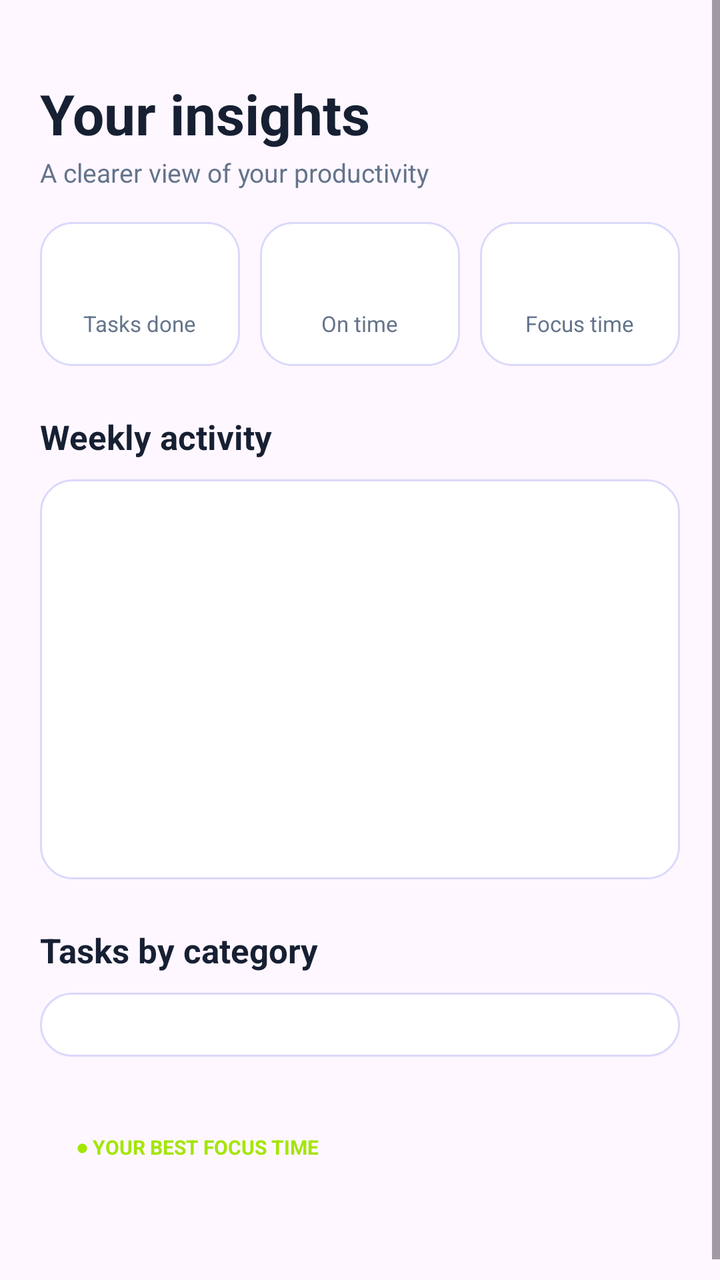
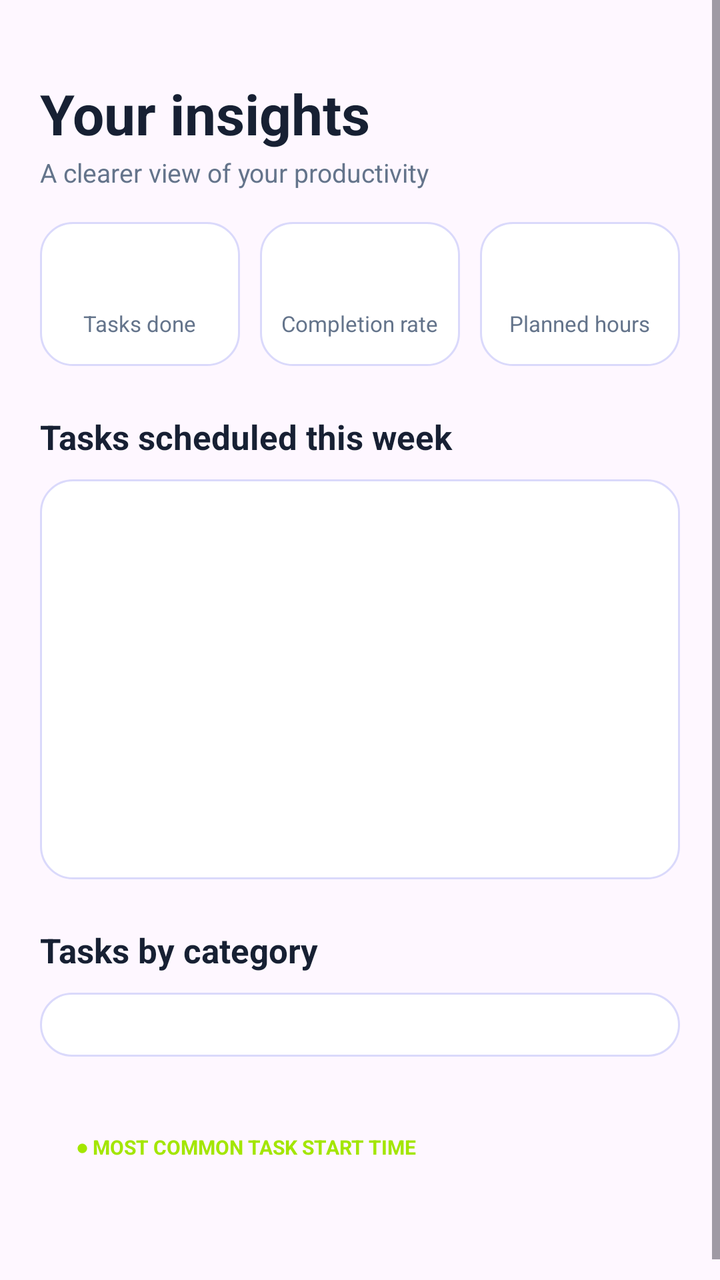

Screens rendered from an Android XML layout before and after an edit, with the pre-edit source and the edit as a unified diff.
<!-- AndroidManifest.xml: application theme AppTheme -->
<!-- res/layout/activity_insights.xml -->
<?xml version="1.0" encoding="utf-8"?>
<LinearLayout xmlns:android="http://schemas.android.com/apk/res/android"
    android:layout_width="match_parent"
    android:layout_height="match_parent"

    android:orientation="vertical">

    <ScrollView
        android:layout_width="match_parent"
        android:layout_height="0dp"
        android:layout_weight="1"
        android:fillViewport="true">

        <LinearLayout
            android:layout_width="match_parent"
            android:layout_height="wrap_content"
            android:orientation="vertical"
            android:paddingStart="20dp"
            android:paddingTop="16dp"
            android:paddingEnd="20dp"
            android:paddingBottom="20dp">

            
            <TextView
                android:layout_width="wrap_content"
                android:layout_height="wrap_content"
                android:layout_marginTop="22dp"
                android:text="Your insights"
                android:textColor="#172033"
                android:textSize="28sp"
                android:textStyle="bold" />

            <TextView
                android:layout_width="wrap_content"
                android:layout_height="wrap_content"
                android:layout_marginTop="2dp"
                android:text="A clearer view of your productivity"
                android:textColor="#64748B"
                android:textSize="13sp" />

            
            <LinearLayout
                android:layout_width="match_parent"
                android:layout_height="wrap_content"
                android:layout_marginTop="16dp"
                android:orientation="horizontal">

                <LinearLayout
                    android:layout_width="0dp"
                    android:layout_height="wrap_content"
                    android:layout_marginEnd="5dp"
                    android:layout_weight="1"
                    android:background="@drawable/bg_card"
                    android:gravity="center"
                    android:orientation="vertical"
                    android:paddingTop="14dp"
                    android:paddingBottom="14dp">

                    <TextView
                        android:id="@+id/statTasksValue"
                        android:layout_width="wrap_content"
                        android:layout_height="wrap_content"
                        android:textColor="#2563EB"
                        android:textSize="22sp"
                        android:textStyle="bold" />

                    <TextView
                        android:layout_width="wrap_content"
                        android:layout_height="wrap_content"
                        android:text="Tasks done"
                        android:textColor="#64748B"
                        android:textSize="11sp" />
                </LinearLayout>

                <LinearLayout
                    android:layout_width="0dp"
                    android:layout_height="wrap_content"
                    android:layout_marginStart="5dp"
                    android:layout_marginEnd="5dp"
                    android:layout_weight="1"
                    android:background="@drawable/bg_card"
                    android:gravity="center"
                    android:orientation="vertical"
                    android:paddingTop="14dp"
                    android:paddingBottom="14dp">

                    <TextView
                        android:id="@+id/statOnTimeValue"
                        android:layout_width="wrap_content"
                        android:layout_height="wrap_content"
                        android:textColor="#2563EB"
                        android:textSize="22sp"
                        android:textStyle="bold" />

                    <TextView
                        android:layout_width="wrap_content"
                        android:layout_height="wrap_content"
                        android:text="On time"
                        android:textColor="#64748B"
                        android:textSize="11sp" />
                </LinearLayout>

                <LinearLayout
                    android:layout_width="0dp"
                    android:layout_height="wrap_content"
                    android:layout_marginStart="5dp"
                    android:layout_weight="1"
                    android:background="@drawable/bg_card"
                    android:gravity="center"
                    android:orientation="vertical"
                    android:paddingTop="14dp"
                    android:paddingBottom="14dp">

                    <TextView
                        android:id="@+id/statFocusValue"
                        android:layout_width="wrap_content"
                        android:layout_height="wrap_content"
                        android:textColor="#2563EB"
                        android:textSize="22sp"
                        android:textStyle="bold" />

                    <TextView
                        android:layout_width="wrap_content"
                        android:layout_height="wrap_content"
                        android:text="Focus time"
                        android:textColor="#64748B"
                        android:textSize="11sp" />
                </LinearLayout>
            </LinearLayout>

            
            <TextView
                android:layout_width="wrap_content"
                android:layout_height="wrap_content"
                android:layout_marginTop="24dp"
                android:text="Weekly activity"
                android:textColor="#172033"
                android:textSize="17sp"
                android:textStyle="bold" />

            <LinearLayout
                android:id="@+id/weeklyBars"
                android:layout_width="match_parent"
                android:layout_height="200dp"
                android:layout_marginTop="10dp"
                android:background="@drawable/bg_card"
                android:orientation="horizontal"
                android:paddingStart="12dp"
                android:paddingTop="14dp"
                android:paddingEnd="12dp"
                android:paddingBottom="14dp" />

            
            <TextView
                android:layout_width="wrap_content"
                android:layout_height="wrap_content"
                android:layout_marginTop="24dp"
                android:text="Tasks by category"
                android:textColor="#172033"
                android:textSize="17sp"
                android:textStyle="bold" />

            <LinearLayout
                android:id="@+id/categoriesContainer"
                android:layout_width="match_parent"
                android:layout_height="wrap_content"
                android:layout_marginTop="10dp"
                android:background="@drawable/bg_card"
                android:orientation="vertical"
                android:padding="16dp" />

            
            <LinearLayout
                android:id="@+id/focusCard"
                android:layout_width="match_parent"
                android:layout_height="wrap_content"
                android:layout_marginTop="20dp"
                android:orientation="vertical"
                android:padding="18dp">

                <TextView
                    android:layout_width="wrap_content"
                    android:layout_height="wrap_content"
                    android:text="● YOUR BEST FOCUS TIME"
                    android:textColor="#A3E600"
                    android:textSize="10sp"
                    android:textStyle="bold" />

                <TextView
                    android:id="@+id/focusTimeText"
                    android:layout_width="wrap_content"
                    android:layout_height="wrap_content"
                    android:layout_marginTop="8dp"
                    android:textColor="#FFFFFF"
                    android:textSize="18sp"
                    android:textStyle="bold" />
            </LinearLayout>
        </LinearLayout>
    </ScrollView>
</LinearLayout>
<!-- resources referenced by this layout -->
<resources>
  <!-- drawable bg_card (drawable) -->
  <?xml version="1.0" encoding="utf-8"?>
  <shape xmlns:android="http://schemas.android.com/apk/res/android"
      android:shape="rectangle">
      <corners android:radius="16dp" />
      <solid android:color="@color/card_background" />
      <stroke android:width="1dp" android:color="@color/border" />
  </shape>
  <style name="AppTheme" parent="android:style/Theme.Material.Light.NoActionBar">
          <item name="android:windowBackground">@color/screen_background</item>
          <item name="android:statusBarColor">@color/screen_background</item>
          <item name="android:windowLightStatusBar">true</item>
          <item name="android:navigationBarColor">@color/screen_background</item>
      </style>
  <color name="card_background">#FFFFFF</color>
  <color name="border">#DAD9FB</color>
  <color name="screen_background">#FAFFFE</color>
</resources>

<!-- the commit's change to res/layout/activity_insights.xml (unified diff, before → after) -->
@@ -95,7 +95,7 @@
                     <TextView
                         android:layout_width="wrap_content"
                         android:layout_height="wrap_content"
-                        android:text="On time"
+                        android:text="Completion rate"
                         android:textColor="#64748B"
                         android:textSize="11sp" />
                 </LinearLayout>
@@ -122,7 +122,7 @@
                     <TextView
                         android:layout_width="wrap_content"
                         android:layout_height="wrap_content"
-                        android:text="Focus time"
+                        android:text="Planned hours"
                         android:textColor="#64748B"
                         android:textSize="11sp" />
                 </LinearLayout>
@@ -133,7 +133,7 @@
                 android:layout_width="wrap_content"
                 android:layout_height="wrap_content"
                 android:layout_marginTop="24dp"
-                android:text="Weekly activity"
+                android:text="Tasks scheduled this week"
                 android:textColor="#172033"
                 android:textSize="17sp"
                 android:textStyle="bold" />
@@ -181,7 +181,7 @@
                 <TextView
                     android:layout_width="wrap_content"
                     android:layout_height="wrap_content"
-                    android:text="● YOUR BEST FOCUS TIME"
+                    android:text="● MOST COMMON TASK START TIME"
                     android:textColor="#A3E600"
                     android:textSize="10sp"
                     android:textStyle="bold" />
